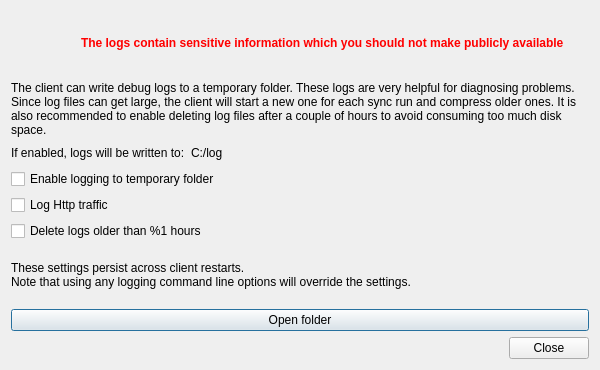
nextcloud/desktop, file src/gui/logbrowser.ui: the form before one commit.
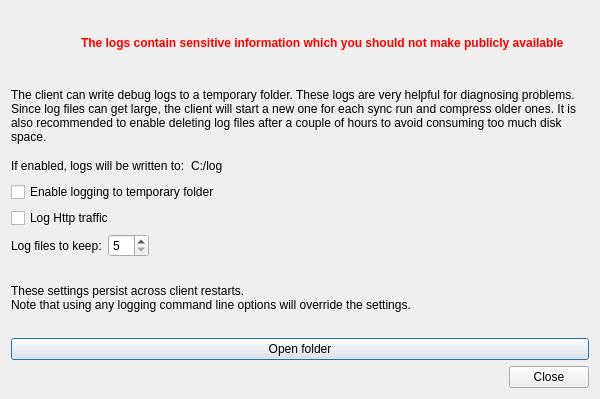
The form after the commit. Icons and pictures are not drawn.

```diff
--- a/src/gui/logbrowser.ui
+++ b/src/gui/logbrowser.ui
@@ -7,7 +7,7 @@
     <x>0</x>
     <y>0</y>
     <width>600</width>
-    <height>300</height>
+    <height>399</height>
    </rect>
   </property>
   <property name="windowTitle">
@@ -125,11 +125,35 @@
     </widget>
    </item>
    <item>
-    <widget class="QCheckBox" name="deleteLogsButton">
-     <property name="text">
-      <string notr="true">Delete logs older than %1 hours</string>
-     </property>
-    </widget>
+    <layout class="QHBoxLayout" name="horizontalLayout_3">
+     <item>
+      <widget class="QLabel" name="label_4">
+       <property name="text">
+        <string>Log files to keep:</string>
+       </property>
+      </widget>
+     </item>
+     <item>
+      <widget class="QSpinBox" name="spinBox_numberOflogsToKeep">
+       <property name="minimum">
+        <number>5</number>
+       </property>
+      </widget>
+     </item>
+     <item>
+      <spacer name="horizontalSpacer_2">
+       <property name="orientation">
+        <enum>Qt::Horizontal</enum>
+       </property>
+       <property name="sizeHint" stdset="0">
+        <size>
+         <width>40</width>
+         <height>20</height>
+        </size>
+       </property>
+      </spacer>
+     </item>
+    </layout>
    </item>
    <item>
     <widget class="QLabel" name="label_3">
```
